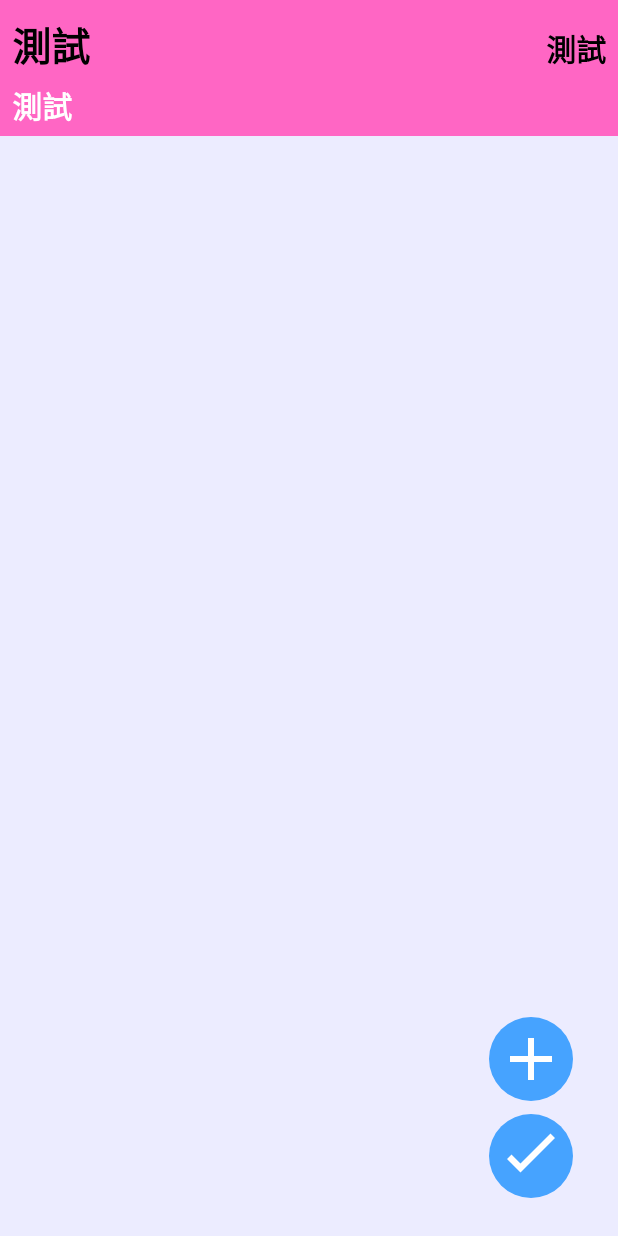
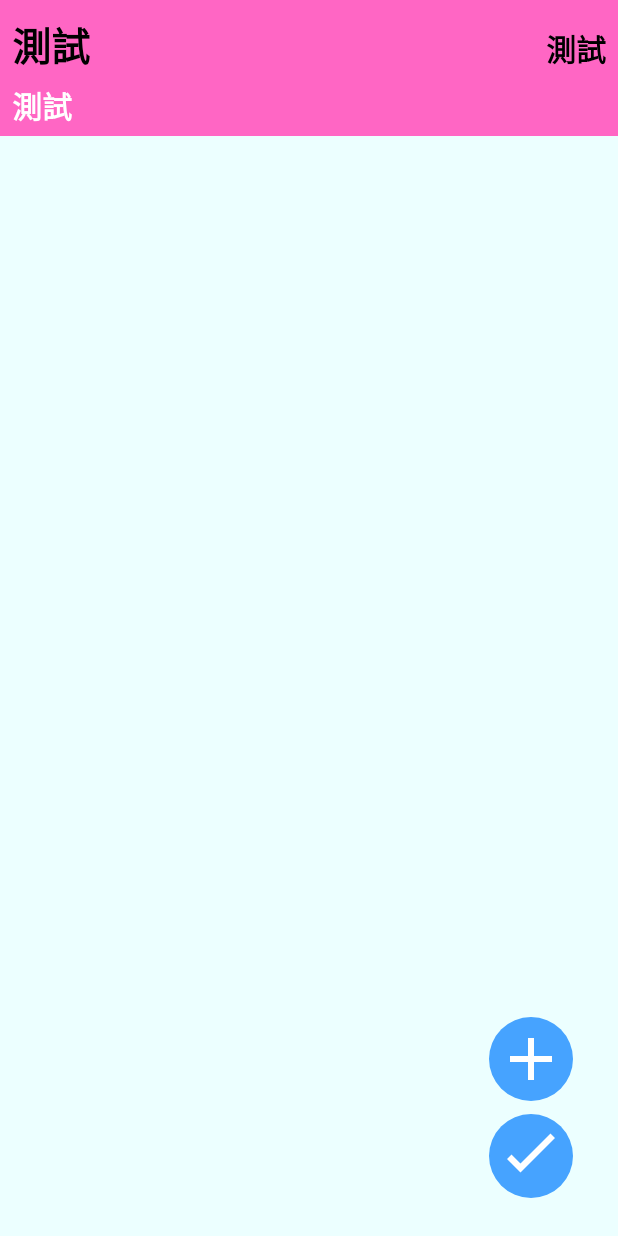
Before and after one commit to Jayyyu1w/Journey_Memory, an Android app: the JourneyActivity screen opened directly, with no data from a screen before it, on a phone screen of 412 x 824 dp. Run offline under Robolectric (Android 15) with nearby library versions, the phone set to English and light mode, and no system bars; libraries missing offline, so code that uses them is left out: com.example, com.google.android.libraries; pictures from the network do not load; 12 statements that could not run were skipped.

Commit message:
Change UI Design.

```diff
--- a/app/src/main/res/values/colors.xml
+++ b/app/src/main/res/values/colors.xml
@@ -9,7 +9,7 @@
     <color name="white">#FFFFFFFF</color>
     <color name="blue1">#A6A6D2	</color>
     <color name="blue2">#00AEAE	</color>
-    <color name="blue3">#ECECFF	</color>
+    <color name="blue3">#ECFFFF	</color>
     <color name="pink">#FFECF5	</color>
     <color name="yellow">#FFFFDF</color>
     <color name="green">#E8FFF5</color>
```
Also changed, not shown: 1 other file.
